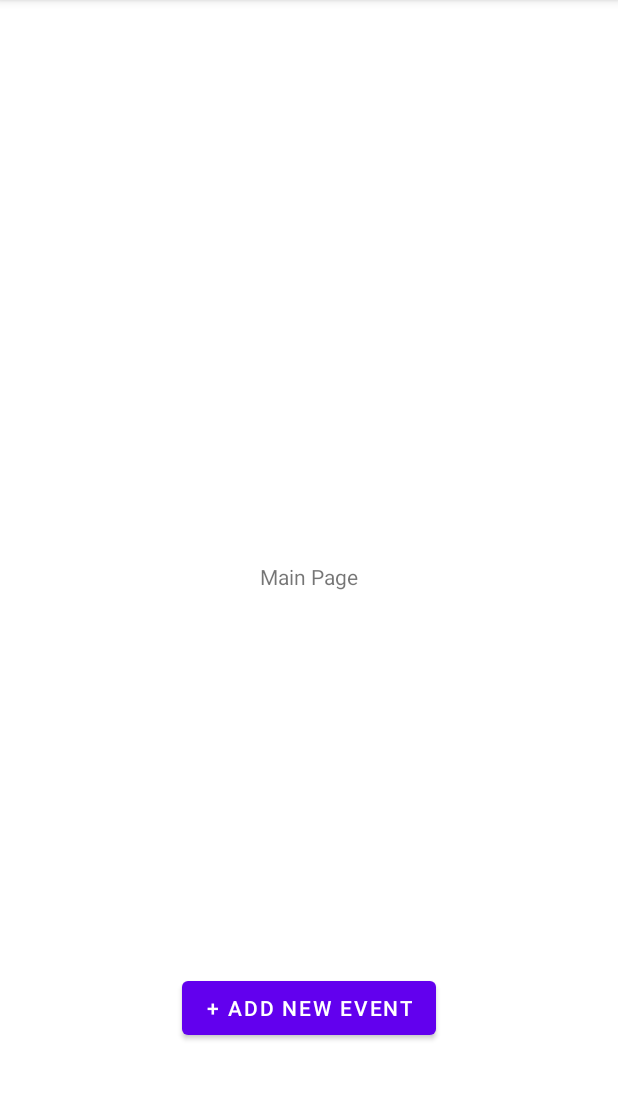
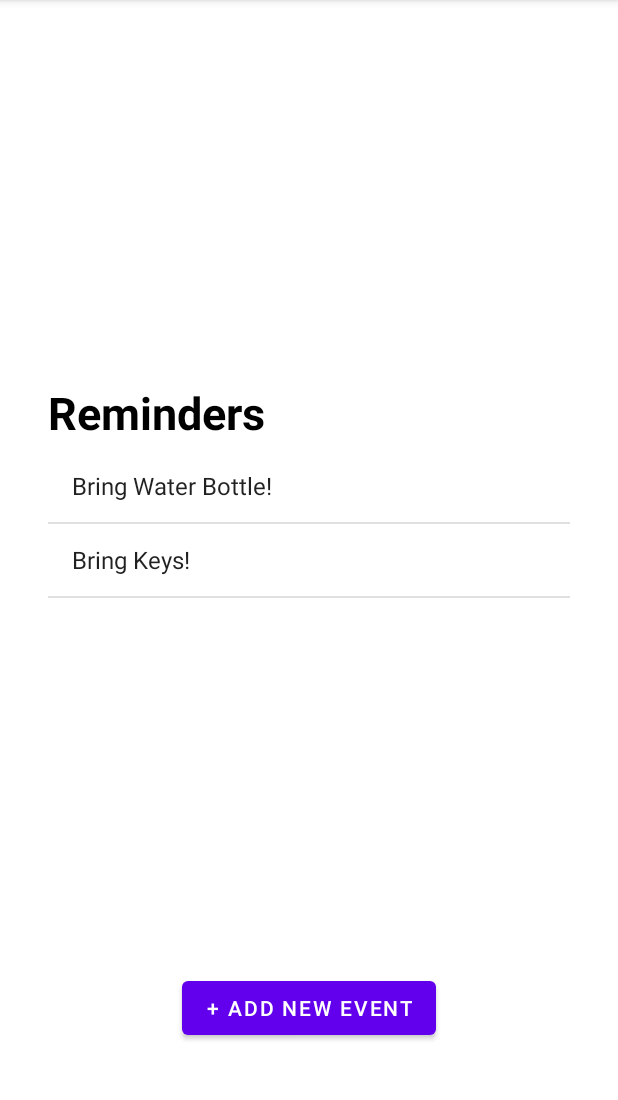
Before and after one commit to CS340-21/VoiceRecognitionExt, an Android app: the screen it shows after launch (MainActivity), on a phone screen of 412 x 824 dp, the part 84-1184 px from its top. Run offline under Robolectric (Android 15) with nearby library versions, the phone set to English and light mode, and no system bars.

Commit message:
got rid of CustomAdapter, implemented list of reminders

```diff
--- a/app/src/main/java/com/example/avery3/MainActivity.java
+++ b/app/src/main/java/com/example/avery3/MainActivity.java
@@ -2,22 +2,43 @@ package com.example.avery3;
 
 import androidx.appcompat.app.AppCompatActivity;
 import androidx.recyclerview.widget.RecyclerView;
-import androidx.recyclerview.widget.SortedList;
 
 import android.os.Bundle;
+import android.util.Log;
+import android.widget.AdapterView;
+import android.widget.ArrayAdapter;
 import android.widget.Button;
 import android.view.*;
 import android.content.Intent;
+import android.widget.ListView;
+
+import java.util.ArrayList;
 
 public class MainActivity extends AppCompatActivity {
+    final String TAG = "demo";
     private Button button;
-    RecyclerView recycle;
-    SortedList<String> buttonNames;
+    ArrayList<Reminder> reminders = new ArrayList<>();
+    ListView remindersList;
+    ArrayAdapter<Reminder> adapter;
 
     @Override
     protected void onCreate(Bundle savedInstanceState) {
         super.onCreate(savedInstanceState);
         setContentView(R.layout.activity_main);
+
+        reminders.add(new Reminder("Bring Water Bottle!"));
+        reminders.add(new Reminder("Bring Keys!"));
+
+        remindersList = findViewById(R.id.remindersList);
+        adapter = new ArrayAdapter<>(this, android.R.layout.simple_list_item_1, android.R.id.text1, reminders);
+        remindersList.setAdapter(adapter);
+
+        remindersList.setOnItemClickListener(new AdapterView.OnItemClickListener() {
+            @Override
+            public void onItemClick(AdapterView<?> parent, View view, int position, long id) {
+                Log.d(TAG, "onItemClick: position " + position + ", user is " + reminders.get(position));
+            }
+        });
 
         button = (Button) findViewById(R.id.button);
         button.setOnClickListener(new View.OnClickListener() {
@@ -33,9 +54,4 @@ public class MainActivity extends AppCompatActivity {
         startActivity(intent);
     }
 
-    //Intended to create a RecyclerView in order to set up a list of buttons,
-    //look at my implementation and see if you can figure out why it didn't work for me lol
-    public void createRecyclerView() {
-        CustomAdaptor tmp = new CustomAdaptor(buttonNames);
-    }
 }
--- /dev/null
+++ b/app/src/main/java/com/example/avery3/Reminder.java
@@ -0,0 +1,14 @@
+package com.example.avery3;
+
+public class Reminder {
+    public String event;
+
+    public Reminder(String event) {
+        this.event = event;
+    }
+
+    @Override
+    public String toString() {
+        return event;
+    }
+}
--- a/app/src/main/res/layout/activity_main.xml
+++ b/app/src/main/res/layout/activity_main.xml
@@ -5,15 +5,6 @@
     android:layout_width="match_parent"
     android:layout_height="match_parent"
     tools:context=".MainActivity">
-
-    <TextView
-        android:layout_width="wrap_content"
-        android:layout_height="wrap_content"
-        android:text="Main Page"
-        app:layout_constraintBottom_toBottomOf="parent"
-        app:layout_constraintEnd_toEndOf="parent"
-        app:layout_constraintStart_toStartOf="parent"
-        app:layout_constraintTop_toTopOf="parent" />
 
     <Button
         android:id="@+id/button"
@@ -25,12 +16,32 @@
         app:layout_constraintEnd_toEndOf="parent"
         app:layout_constraintStart_toStartOf="parent" />
 
-    <androidx.recyclerview.widget.RecyclerView
-        android:layout_width="411dp"
-        android:layout_height="608dp"
+    <ListView
+        android:id="@+id/remindersList"
+        android:layout_width="match_parent"
+        android:layout_height="match_parent"
+        android:layout_marginStart="32dp"
+        android:layout_marginTop="300dp"
+        android:layout_marginEnd="32dp"
+        android:layout_marginBottom="80dp"
+        app:layout_constraintBottom_toBottomOf="parent"
         app:layout_constraintEnd_toEndOf="parent"
         app:layout_constraintHorizontal_bias="0.0"
         app:layout_constraintStart_toStartOf="parent"
-        app:layout_constraintTop_toTopOf="parent" />
+        app:layout_constraintTop_toTopOf="parent"
+        app:layout_constraintVertical_bias="1.0" />
+
+    <TextView
+        android:id="@+id/textView5"
+        android:layout_width="189dp"
+        android:layout_height="45dp"
+        android:layout_marginStart="32dp"
+        android:fontFamily="sans-serif"
+        android:text="Reminders"
+        android:textColor="#000000"
+        android:textSize="30sp"
+        android:textStyle="bold"
+        app:layout_constraintBottom_toTopOf="@+id/remindersList"
+        app:layout_constraintStart_toStartOf="parent" />
 
 </androidx.constraintlayout.widget.ConstraintLayout>
```
Also changed, not shown: app/src/main/java/com/example/avery3/CustomAdaptor.java (deleted, +0 -75 lines).
